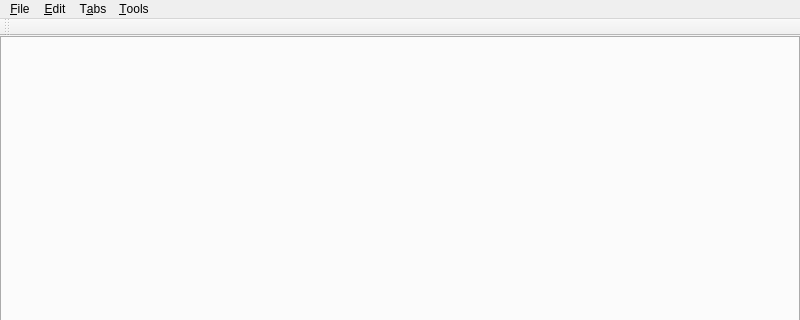
Above: UI/glitch-mainwindow.ui from textbrowser/glitch before the change; both pictures show x 0 to 800 and y 0 to 320 of the 800 by 600 pixel window. Below: the same form after it.
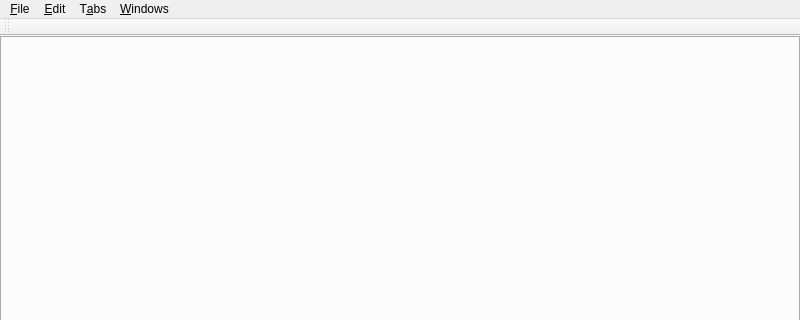
That is the form after the change. Icons and pictures are not drawn. Custom widgets are drawn as their Qt base class.

```diff
--- a/UI/glitch-mainwindow.ui
+++ b/UI/glitch-mainwindow.ui
@@ -87,12 +87,12 @@
     <addaction name="separator"/>
     <addaction name="action_Quit"/>
    </widget>
-   <widget class="QMenu" name="menu_Tools">
+   <widget class="QMenu" name="menu_Windows">
     <property name="tearOffEnabled">
      <bool>true</bool>
     </property>
     <property name="title">
-     <string>&amp;Tools</string>
+     <string>&amp;Windows</string>
     </property>
     <addaction name="action_Alignment"/>
     <addaction name="separator"/>
@@ -128,7 +128,7 @@
    <addaction name="menu_File"/>
    <addaction name="menu_Edit"/>
    <addaction name="menu_Tabs"/>
-   <addaction name="menu_Tools"/>
+   <addaction name="menu_Windows"/>
   </widget>
   <widget class="QStatusBar" name="statusbar"/>
   <widget class="QToolBar" name="toolBar">
```
